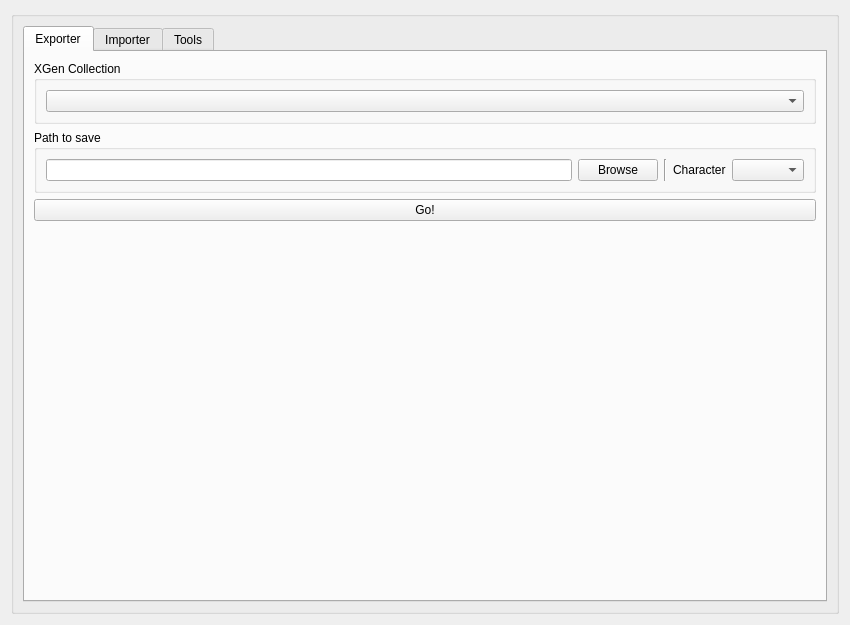
Qt form source/solstice/pipeline/tools/xgenmanager/ui/xgenmanager.ui (tpoveda/solstice) before a commit.
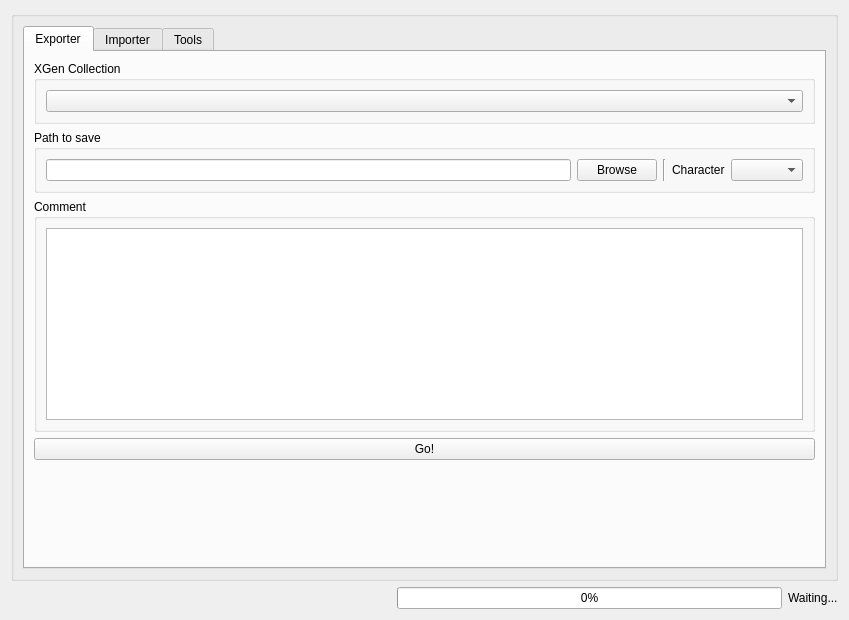
The same form after that commit. The open tabs and pages were chosen to show the change.

Commit message: XGen || new xgen .ui file

```diff
--- a/source/solstice/pipeline/tools/xgenmanager/ui/xgenmanager.ui
+++ b/source/solstice/pipeline/tools/xgenmanager/ui/xgenmanager.ui
@@ -6,8 +6,8 @@
    <rect>
     <x>0</x>
     <y>0</y>
-    <width>850</width>
-    <height>625</height>
+    <width>849</width>
+    <height>620</height>
    </rect>
   </property>
   <property name="windowTitle">
@@ -84,6 +84,18 @@
             </layout>
            </widget>
           </item>
+          <item>
+           <widget class="QGroupBox" name="comment_btx">
+            <property name="title">
+             <string>Comment</string>
+            </property>
+            <layout class="QVBoxLayout" name="verticalLayout_9">
+             <item>
+              <widget class="QPlainTextEdit" name="comment_pte"/>
+             </item>
+            </layout>
+           </widget>
+          </item>
           <item>
            <widget class="QPushButton" name="export_go_btn">
             <property name="text">
@@ -355,6 +367,37 @@
      </layout>
     </widget>
    </item>
+   <item>
+    <layout class="QHBoxLayout" name="horizontalLayout_7">
+     <item>
+      <spacer name="horizontalSpacer_4">
+       <property name="orientation">
+        <enum>Qt::Horizontal</enum>
+       </property>
+       <property name="sizeHint" stdset="0">
+        <size>
+         <width>40</width>
+         <height>20</height>
+        </size>
+       </property>
+      </spacer>
+     </item>
+     <item>
+      <widget class="QProgressBar" name="progress_bar">
+       <property name="value">
+        <number>0</number>
+       </property>
+      </widget>
+     </item>
+     <item>
+      <widget class="QLabel" name="progress_lbl">
+       <property name="text">
+        <string>Waiting...</string>
+       </property>
+      </widget>
+     </item>
+    </layout>
+   </item>
   </layout>
  </widget>
  <resources/>
```
Left out of the diff: 2 changed lines with no effect on the pictures. The commit also changes 1 other file.
